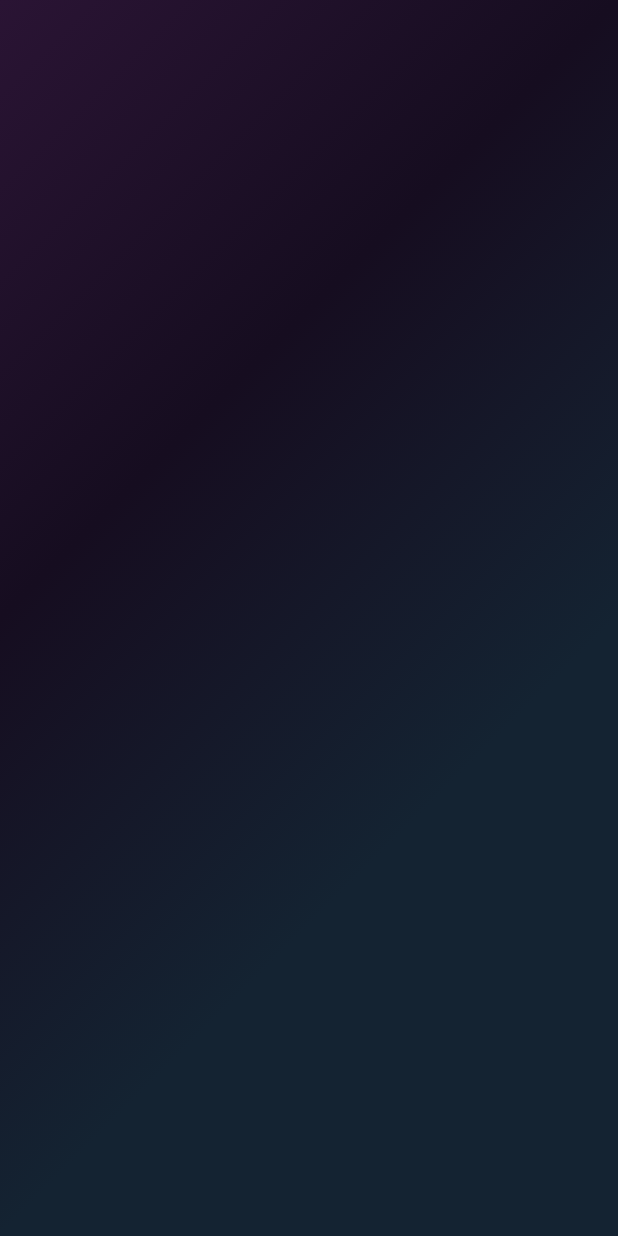
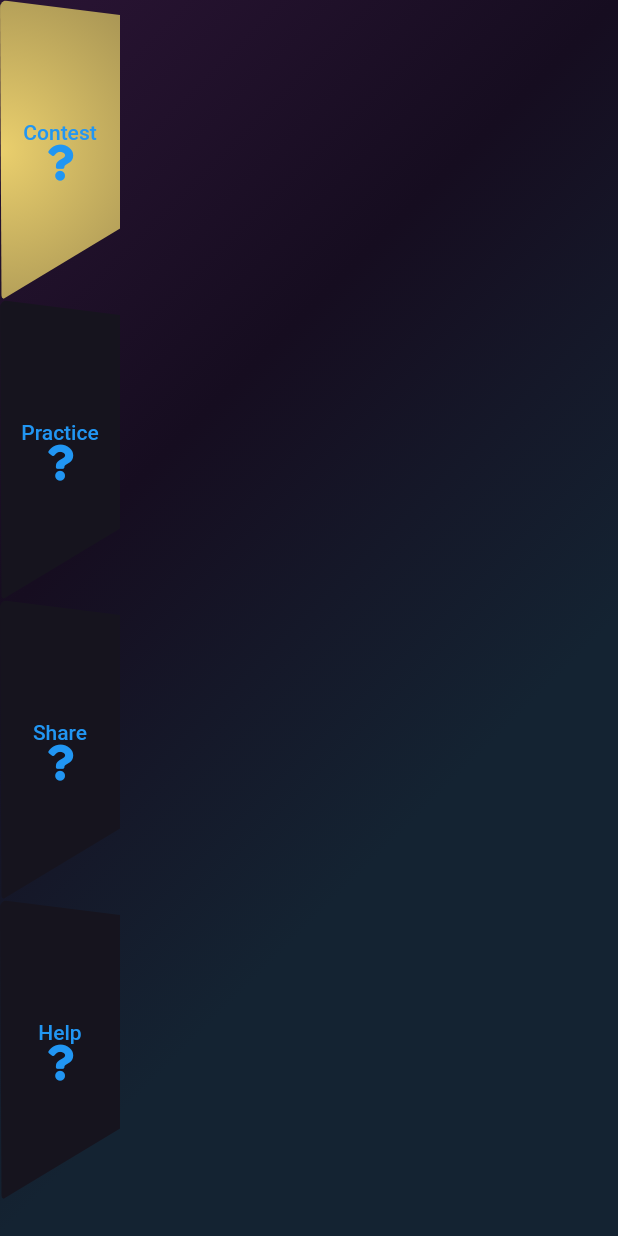
Before and after one commit to MahmoudAshours/Oxygen, a Flutter app: the HomeWidget screen opened directly, on a phone screen of 412 x 824 dp. Run offline on Flutter 3.47's test engine with Material 2 defaults, Android fonts, the phone set to English and light mode, and no system bars; our stand-ins replace cloud_firestore, firebase_auth, firebase_core, font_awesome_flutter; accounts and stored records are empty.

Commit message:
Added Home UI

```diff
--- a/lib/main.dart
+++ b/lib/main.dart
@@ -29,12 +29,11 @@ class _MyAppState extends State<MyApp> {
     return ChangeNotifierProvider.value(
       value: provider,
       child: MaterialApp(
-        title: 'Aschente',
-        theme: ThemeData(
-          primarySwatch: Colors.blue,
-        ),
+        title: 'Oxygen',
         home: Scaffold(
-          body: Center(child: SplashWidget()),
+          body: Center(
+            child: SplashWidget(),
+          ),
         ),
       ),
     );
--- a/lib/screens/home.dart
+++ b/lib/screens/home.dart
@@ -1,4 +1,6 @@
 import 'package:flutter/material.dart';
+import 'package:font_awesome_flutter/font_awesome_flutter.dart';
+import 'package:oxygen/widgets/gradient_arclight.dart';
 
 class HomeWidget extends StatefulWidget {
   @override
@@ -6,6 +8,7 @@ class HomeWidget extends StatefulWidget {
 }
 
 class _HomeWidgetState extends State<HomeWidget> {
+  int _selectedIndex = 0;
   @override
   Widget build(BuildContext context) {
     return Scaffold(
@@ -23,6 +26,18 @@ class _HomeWidgetState extends State<HomeWidget> {
               ),
             ),
           ),
+          GradientArcLight(
+            currentIndex: _selectedIndex,
+            onItemPressed: (i) {
+              setState(() => _selectedIndex = i);
+            },
+            buttons: [
+              ButtonData(Text('Contest'), FaIcon(FontAwesomeIcons.question)),
+              ButtonData(Text('Practice'), FaIcon(FontAwesomeIcons.question)),
+              ButtonData(Text('Share'), FaIcon(FontAwesomeIcons.question)),
+              ButtonData(Text('Help'), FaIcon(FontAwesomeIcons.question))
+            ],
+          ),
         ],
       ),
     );
--- /dev/null
+++ b/lib/widgets/gradient_arclight.dart
@@ -0,0 +1,124 @@
+import 'package:animate_do/animate_do.dart';
+import 'package:flutter/material.dart';
+
+class GradientArcLight extends StatefulWidget {
+  final List<ButtonData> buttons;
+  final int currentIndex;
+  final ValueChanged<int> onItemPressed;
+
+  const GradientArcLight(
+      {Key? key, required this.buttons, required this.currentIndex, required this.onItemPressed})
+      : super(key: key);
+  @override
+  _GradientArcLightState createState() => _GradientArcLightState();
+}
+
+class _GradientArcLightState extends State<GradientArcLight> {
+  @override
+  Widget build(BuildContext context) {
+    return Column(
+      children: widget.buttons
+          .asMap()
+          .map((int i, button) => MapEntry(
+                i,
+                FadeInUp(
+                  delay: Duration(milliseconds: i * 200),
+                  child: ArclightButton(
+                    buttonData: button,
+                    onItemPressed: (_) {
+                      widget.onItemPressed(i);
+                    },
+                    selected: i == widget.currentIndex,
+                  ),
+                ),
+              ))
+          .values
+          .toList(),
+    );
+  }
+}
+
+class ButtonData {
+  final text;
+  final icon;
+  ButtonData(this.text, this.icon);
+}
+
+class ArclightButton extends StatefulWidget {
+  final ButtonData buttonData;
+  final bool selected;
+  final ValueChanged<int> onItemPressed;
+  const ArclightButton(
+      {Key? key, required this.selected, required this.onItemPressed, required this.buttonData})
+      : super(key: key);
+  @override
+  _ArclightButtonState createState() => _ArclightButtonState();
+}
+
+class _ArclightButtonState extends State<ArclightButton> {
+  Color getColor(Set<MaterialState> states) {
+    return Colors.transparent;
+  }
+
+  double _radius = 0;
+  int _currentIndex = 0;
+
+  _changeColor() {
+    widget.onItemPressed(_currentIndex);
+
+    if (_radius == 0) {
+      setState(() => _radius = 5);
+    } else {
+      setState(() => _radius = 0);
+    }
+  }
+
+  @override
+  Widget build(BuildContext context) {
+    return ClipPath(
+      clipper: TrapeziumClipper(),
+      child: AnimatedContainer(
+        width: 80,
+        height: 200,
+        duration: Duration(milliseconds: 250),
+        child: TextButton(
+          style: ButtonStyle(
+            overlayColor: MaterialStateProperty.resolveWith(getColor),
+          ),
+          onPressed: () => _changeColor(),
+          child: Column(
+            mainAxisAlignment: MainAxisAlignment.center,
+            children: [
+              widget.buttonData.text,
+              widget.buttonData.icon,
+            ],
+          ),
+        ),
+        decoration: BoxDecoration(
+          borderRadius: BorderRadius.circular(5),
+          gradient: RadialGradient(
+            radius: widget.selected ? 5 : 0,
+            center: Alignment.centerLeft,
+            focalRadius: 80,
+            colors: [Color(0xffeacf6d), Color(0xff16141e)],
+          ),
+        ),
+      ),
+    );
+  }
+}
+
+class TrapeziumClipper extends CustomClipper<Path> {
+  @override
+  Path getClip(Size size) {
+    final path = Path();
+    path.lineTo(size.width, 10.0);
+    path.lineTo(size.height, size.width);
+    path.lineTo(1.0, size.height);
+    path.close();
+    return path;
+  }
+
+  @override
+  bool shouldReclip(TrapeziumClipper oldClipper) => false;
+}
```
Also changed, not shown: 1 other file.
